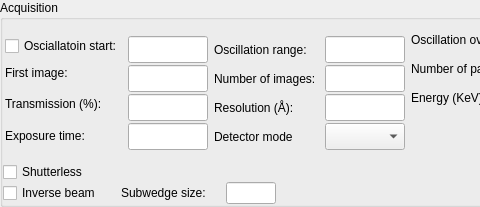
Old version of the form Bricks/widgets/ui_files/Qt4_acquisition_widget_horizontal_layout.ui in the repository mxcube/mxcubeqt; both pictures show x 0 to 480 and y 0 to 207 of the 841 by 207 pixel window.
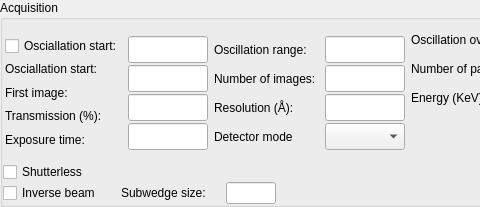
New version of the form.

Diff of the .ui file:
```diff
--- a/Bricks/widgets/ui_files/Qt4_acquisition_widget_horizontal_layout.ui
+++ b/Bricks/widgets/ui_files/Qt4_acquisition_widget_horizontal_layout.ui
@@ -67,7 +67,14 @@
               <item>
                <widget class="QCheckBox" name="osc_start_cbox">
                 <property name="text">
-                 <string>Osciallatoin start:</string>
+                 <string>Osciallation start:</string>
+                </property>
+               </widget>
+              </item>
+              <item>
+               <widget class="QLabel" name="osc_start_label">
+                <property name="text">
+                 <string>Osciallation start:</string>
                 </property>
                </widget>
               </item>
```
